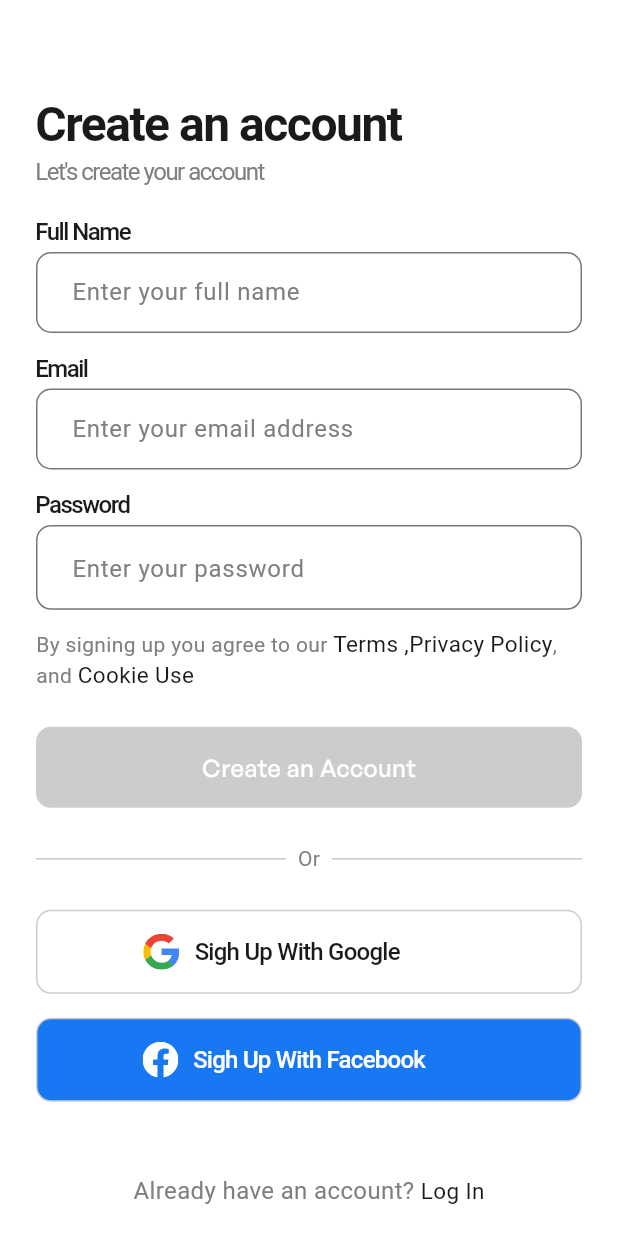
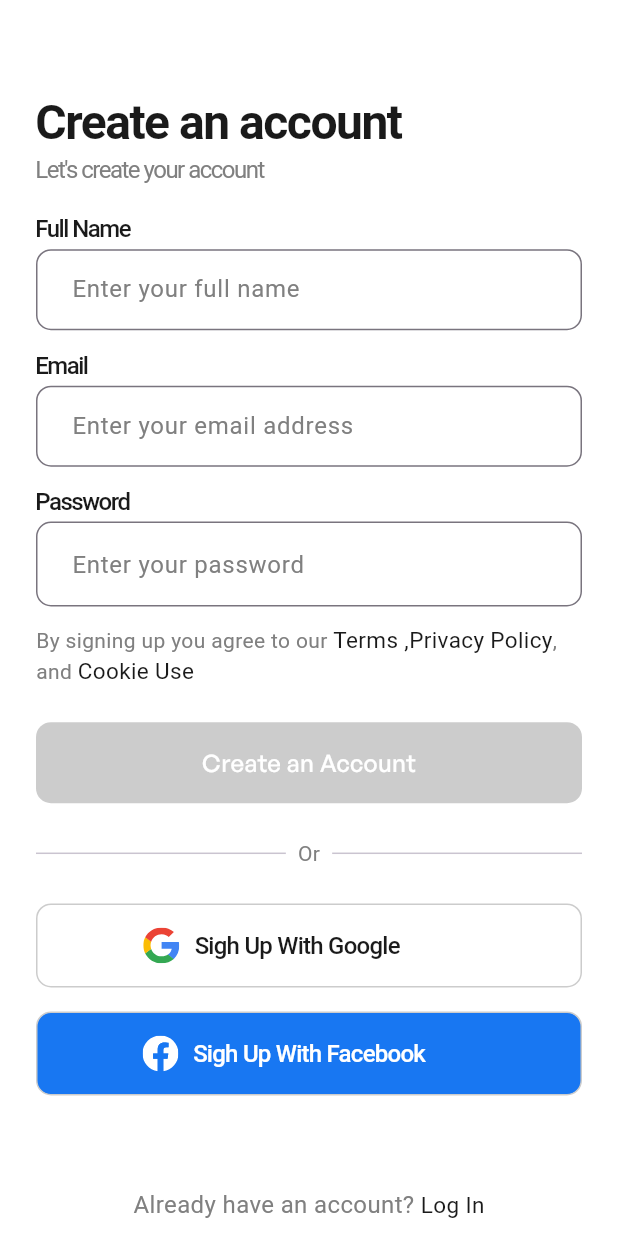
Before and after one commit to ASHavkatov/store_app, a Flutter app: the SignUpView screen opened by its route, on a phone screen of 412 x 824 dp. Run offline on Flutter 3.47's test engine with Material 3 defaults, Android fonts, the phone set to English and light mode, and no system bars; our stand-ins replace dio, flutter_screenutil, flutter_secure_storage, flutter_svg, go_router; accounts and stored records are empty.

Commit message:
papkaga bo'lindi nomi to'g'irlandi

```diff
--- a/lib/login_sign_up/login/login_view.dart
+++ b/lib/features/authentication/login/pages/login_view.dart
@@ -3,13 +3,12 @@ import 'package:flutter/material.dart';
 import 'package:flutter_screenutil/flutter_screenutil.dart';
 import 'package:flutter_svg/flutter_svg.dart';
 import 'package:go_router/go_router.dart';
-import 'package:store_app/core/presentations/store_app_form_field.dart';
-import 'package:store_app/core/presentations/store_app_text.dart';
-import 'package:store_app/core/presentations/store_sign_up_container.dart';
 import 'package:store_app/core/utils/colors.dart';
-import 'package:store_app/onboarding_screen_splash/onboarding/widgets/store_floating_button.dart';
-
-import '../../core/routing/routes.dart';
+import '../../../../core/routing/routes.dart';
+import '../../../comman/presentations/store_app_form_field.dart';
+import '../../../comman/presentations/store_app_text.dart';
+import '../../../comman/presentations/store_sign_up_container.dart';
+import '../../../onboarding/onboarding/widgets/store_floating_button.dart';
 
 class LoginView extends StatelessWidget {
   LoginView({super.key});
@@ -20,6 +19,7 @@ class LoginView extends StatelessWidget {
   @override
   Widget build(BuildContext context) {
     return Scaffold(
+      backgroundColor: Colors.white,
       body: Padding(
         padding: const EdgeInsets.only(left: 25, right: 25, top: 59),
         child: Column(
--- a/lib/login_sign_up/sign_up/page/sign_up_view.dart
+++ b/lib/features/authentication/sign_up/page/sign_up_view.dart
@@ -1,14 +1,15 @@
 import 'package:flutter/gestures.dart';
 import 'package:flutter/material.dart';
+import 'package:flutter_screenutil/flutter_screenutil.dart';
 import 'package:flutter_svg/flutter_svg.dart';
 import 'package:go_router/go_router.dart';
-import 'package:store_app/core/presentations/store_app_form_field.dart';
-import 'package:store_app/core/presentations/store_app_text.dart';
-import 'package:store_app/core/presentations/store_sign_up_container.dart';
 import 'package:store_app/core/utils/colors.dart';
-import 'package:store_app/onboarding_screen_splash/onboarding/widgets/store_floating_button.dart';
 
-import '../../../core/routing/routes.dart';
+import '../../../../core/routing/routes.dart';
+import '../../../comman/presentations/store_app_form_field.dart';
+import '../../../comman/presentations/store_app_text.dart';
+import '../../../comman/presentations/store_sign_up_container.dart';
+import '../../../onboarding/onboarding/widgets/store_floating_button.dart';
 
 class SignUpView extends StatelessWidget {
   SignUpView({super.key});
@@ -28,7 +29,7 @@ class SignUpView extends StatelessWidget {
             mainAxisAlignment: MainAxisAlignment.start,
             crossAxisAlignment: CrossAxisAlignment.start,
             children: [
-              SizedBox(height: 55),
+              SizedBox(height: 55.h),
               StoreAppText(
                 title: "Create an account",
                 color: AppColors.primary900,
@@ -41,7 +42,7 @@ class SignUpView extends StatelessWidget {
                 color: AppColors.primary500,
                 size: 16,
               ),
-              SizedBox(height: 24),
+              SizedBox(height: 24.h),
               StoreAppFormField(
                 title: "Full Name",
                 hintText: "Enter your full name",
@@ -57,7 +58,7 @@ class SignUpView extends StatelessWidget {
                 color: AppColors.primary900,
                 controller: emailController,
               ),
-              SizedBox(height: 16),
+              SizedBox(height: 16.h),
               StoreAppFormField(
                 title: "Password",
                 hintText: "Enter your password",
@@ -66,7 +67,7 @@ class SignUpView extends StatelessWidget {
                 controller: passwordController,
                 suffix: SvgPicture.asset("assets/icons/store_app_hide.svg"),
               ),
-              SizedBox(height: 12),
+              SizedBox(height: 12.h),
               Text.rich(
                 TextSpan(
                   text: 'By signing up you agree to our ',
@@ -118,14 +119,14 @@ class SignUpView extends StatelessWidget {
                   ],
                 ),
               ),
-              SizedBox(height: 24),
+              SizedBox(height: 24.h),
               StoreFloatingButton(
                 text: "Create an Account",
                 arrow: false,
                 color: AppColors.primary200,
                 callback: () {},
               ),
-              SizedBox(height: 24),
+              SizedBox(height: 24.h),
               Row(
                 children: [
                   const Expanded(child: Divider()),
@@ -142,7 +143,7 @@ class SignUpView extends StatelessWidget {
                   const Expanded(child: Divider()),
                 ],
               ),
-              SizedBox(height: 24),
+              SizedBox(height: 24.h),
               StoreSignUpContainer(
                 color: Colors.white,
                 title: "Sigh Up With Google",
@@ -156,7 +157,7 @@ class SignUpView extends StatelessWidget {
                 svg: "assets/icons/store_app_facebook.svg",
                 fontColor: Colors.white,
               ),
-              SizedBox(height: 48),
+              SizedBox(height: 63.h),
               Center(
                 child: Text.rich(
                   TextSpan(
--- a/lib/terms_and_privacy/cookie_use.dart
+++ b/lib/features/authentication/terms_and_privacy/cookie_use.dart
@@ -2,9 +2,8 @@ import 'package:flutter/material.dart';
 import 'package:flutter_svg/svg.dart';
 import 'package:go_router/go_router.dart';
 
-import '../core/routing/routes.dart';
-import '../core/utils/colors.dart';
-
+import '../../../core/routing/routes.dart';
+import '../../../core/utils/colors.dart';
 class CookieUse extends StatelessWidget {
   const CookieUse({super.key});
 
--- a/lib/terms_and_privacy/privacy_view.dart
+++ b/lib/features/authentication/terms_and_privacy/privacy_view.dart
@@ -3,7 +3,7 @@ import 'package:flutter_svg/svg.dart';
 import 'package:go_router/go_router.dart';
 import 'package:store_app/core/utils/colors.dart';
 
-import '../core/routing/routes.dart';
+import '../../../core/routing/routes.dart';
 
 class PrivacyView extends StatelessWidget {
   const PrivacyView({super.key});
--- a/lib/terms_and_privacy/terms_view.dart
+++ b/lib/features/authentication/terms_and_privacy/terms_view.dart
@@ -2,7 +2,7 @@ import 'package:flutter/material.dart';
 import 'package:flutter_svg/svg.dart';
 import 'package:go_router/go_router.dart';
 
-import '../core/routing/routes.dart';
+import '../../../core/routing/routes.dart';
 
 class TermsView extends StatelessWidget {
   const TermsView({super.key});
--- a/lib/core/presentations/store_app_form_field.dart
+++ b/lib/features/comman/presentations/store_app_form_field.dart
@@ -1,6 +1,6 @@
 import 'package:flutter/material.dart';
-import 'package:store_app/core/presentations/store_app_text.dart';
 import 'package:store_app/core/utils/colors.dart';
+import 'package:store_app/features/comman/presentations/store_app_text.dart';
 
 class StoreAppFormField extends StatelessWidget {
   const StoreAppFormField({
--- a/lib/onboarding_screen_splash/onboarding/pages/onboarding_view.dart
+++ b/lib/features/onboarding/onboarding/pages/onboarding_view.dart
@@ -1,7 +1,7 @@
 import 'package:flutter/material.dart';
 import 'package:go_router/go_router.dart';
 import 'package:store_app/core/utils/colors.dart';
-import '../../../core/routing/routes.dart';
+import '../../../../core/routing/routes.dart';
 import '../widgets/store_floating_button.dart';
 
 class OnboardingView extends StatelessWidget {
--- a/lib/onboarding_screen_splash/screen_splash/screen_splash_view.dart
+++ b/lib/features/onboarding/screen_splash/screen_splash_view.dart
@@ -1,7 +1,6 @@
 import 'package:flutter/material.dart';
 import 'package:go_router/go_router.dart';
 import 'package:store_app/core/routing/routes.dart';
-import 'package:store_app/onboarding_screen_splash/onboarding/pages/onboarding_view.dart';
 
 class SplashScreen extends StatelessWidget {
   @override
```
Also changed, not shown: lib/core/routing/router.dart (+7 -7 lines), lib/features/authentication/reset_password/pages/reset_password.dart (renamed from lib/login_sign_up/reset_password/reset_password.dart), lib/features/authentication/sign_up/blocs/sign_up_bloc.dart (added), lib/features/authentication/sign_up/blocs/sign_up_event.dart (added), lib/features/authentication/sign_up/blocs/sign_up_state.dart (renamed from lib/login_sign_up/sign_up/blocs/sign_up_state.dart), lib/features/comman/presentations/store_app_text.dart (renamed from lib/core/presentations/store_app_text.dart), lib/features/comman/presentations/store_sign_up_container.dart (renamed from lib/core/presentations/store_sign_up_container.dart), lib/features/onboarding/onboarding/widgets/store_floating_button.dart (renamed from lib/onboarding_screen_splash/onboarding/widgets/store_floating_button.dart).
